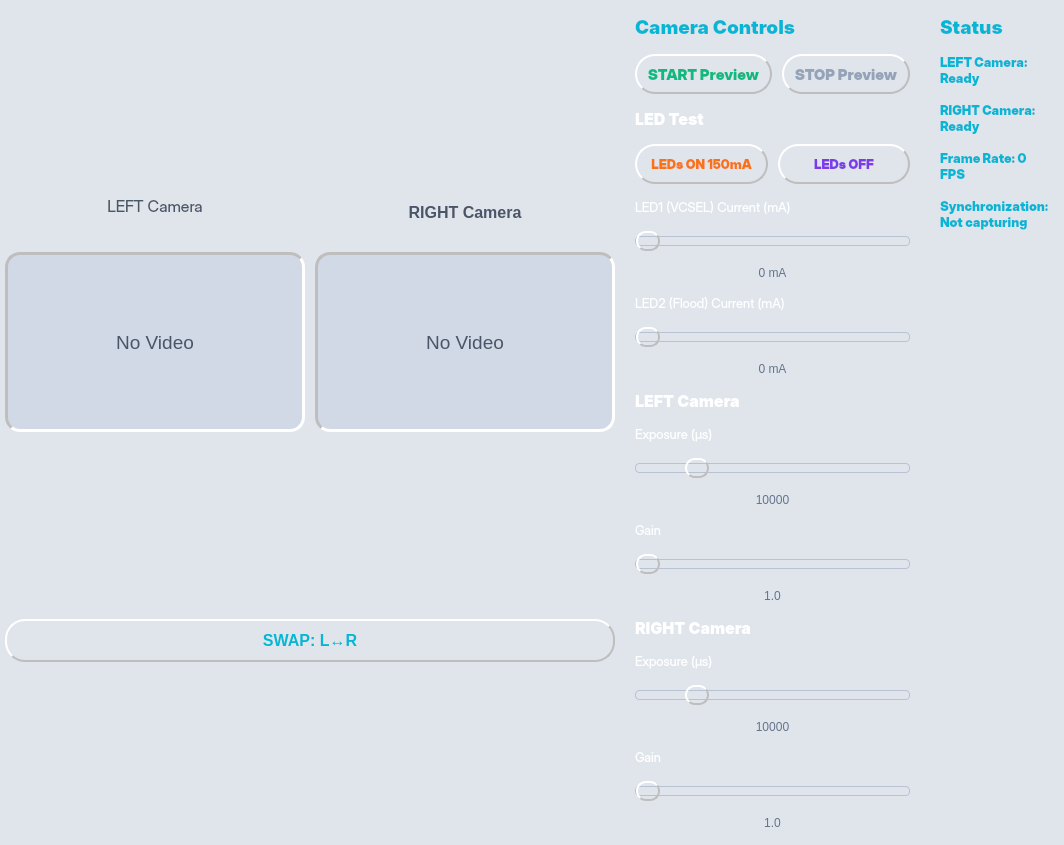
First picture: the form in src/gui/ui/camera_preview_widget.ui, repository SupernovaIndustries/unlook-standalone, before the edit.
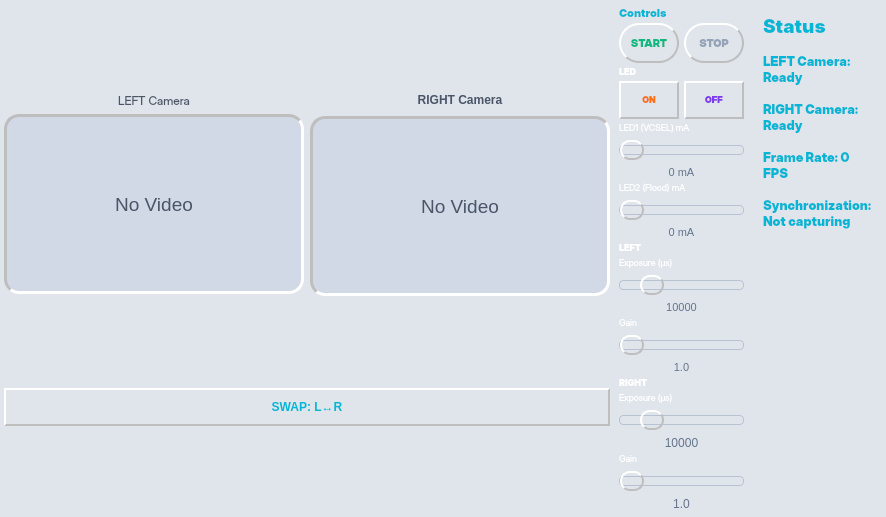
Second picture: the form after the edit.

Commit message: GUI REFINEMENT: Optimize sliders and buttons visibility for 800x400 display

The edit to the form file:
```diff
--- a/src/gui/ui/camera_preview_widget.ui
+++ b/src/gui/ui/camera_preview_widget.ui
@@ -59,34 +59,34 @@
   </property>
   <layout class="QHBoxLayout" name="main_layout">
    <property name="spacing">
-    <number>10</number>
+    <number>6</number>
    </property>
    <property name="leftMargin">
-    <number>5</number>
+    <number>4</number>
    </property>
    <property name="topMargin">
-    <number>5</number>
+    <number>4</number>
    </property>
    <property name="rightMargin">
-    <number>5</number>
+    <number>4</number>
    </property>
    <property name="bottomMargin">
-    <number>5</number>
+    <number>4</number>
    </property>
    <item>
     <layout class="QVBoxLayout" name="preview_layout">
      <property name="spacing">
-      <number>10</number>
+      <number>6</number>
      </property>
      <item>
       <layout class="QHBoxLayout" name="cameras_layout" stretch="1,0">
        <property name="spacing">
-        <number>10</number>
+        <number>6</number>
        </property>
        <item>
         <layout class="QVBoxLayout" name="left_camera_layout">
          <property name="spacing">
-          <number>22</number>
+          <number>4</number>
          </property>
          <property name="sizeConstraint">
           <enum>QLayout::SetMinimumSize</enum>
@@ -96,13 +96,13 @@
            <property name="maximumSize">
             <size>
              <width>300</width>
-             <height>60</height>
+             <height>20</height>
             </size>
            </property>
            <property name="font">
             <font>
              <family>Inter Display</family>
-             <pointsize>12</pointsize>
+             <pointsize>9</pointsize>
              <bold>false</bold>
             </font>
            </property>
@@ -170,12 +170,12 @@
            <property name="maximumSize">
             <size>
              <width>300</width>
-             <height>60</height>
+             <height>20</height>
             </size>
            </property>
            <property name="font">
             <font>
-             <pointsize>12</pointsize>
+             <pointsize>9</pointsize>
              <bold>true</bold>
             </font>
            </property>
@@ -236,13 +236,13 @@
       <widget class="QPushButton" name="swap_cameras_button">
        <property name="minimumSize">
         <size>
-         <width>120</width>
-         <height>40</height>
+         <width>100</width>
+         <height>36</height>
         </size>
        </property>
        <property name="font">
         <font>
-         <pointsize>12</pointsize>
+         <pointsize>9</pointsize>
          <bold>true</bold>
         </font>
        </property>
@@ -291,26 +291,26 @@
    <item>
     <layout class="QVBoxLayout" name="controls_layout">
      <property name="spacing">
-      <number>15</number>
+      <number>3</number>
      </property>
      <property name="leftMargin">
-      <number>10</number>
+      <number>3</number>
      </property>
      <property name="topMargin">
-      <number>10</number>
+      <number>2</number>
      </property>
      <property name="rightMargin">
-      <number>10</number>
+      <number>3</number>
      </property>
      <property name="bottomMargin">
-      <number>10</number>
+      <number>2</number>
      </property>
      <item>
       <widget class="QLabel" name="controls_title">
        <property name="font">
         <font>
          <family>Inter Black</family>
-         <pointsize>14</pointsize>
+         <pointsize>8</pointsize>
          <bold>true</bold>
         </font>
        </property>
@@ -319,27 +319,33 @@
 font-weight: 700;</string>
        </property>
        <property name="text">
-        <string>Camera Controls</string>
+        <string>Controls</string>
        </property>
       </widget>
      </item>
      <item>
       <layout class="QHBoxLayout" name="capture_buttons_layout">
        <property name="spacing">
-        <number>10</number>
+        <number>5</number>
        </property>
        <item>
         <widget class="QPushButton" name="start_capture_button">
          <property name="minimumSize">
           <size>
-           <width>0</width>
+           <width>60</width>
            <height>40</height>
           </size>
          </property>
+         <property name="maximumSize">
+          <size>
+           <width>80</width>
+           <height>45</height>
+          </size>
+         </property>
          <property name="font">
           <font>
            <family>Inter Display</family>
-           <pointsize>11</pointsize>
+           <pointsize>8</pointsize>
            <bold>false</bold>
           </font>
          </property>
@@ -379,7 +385,7 @@
 }</string>
          </property>
          <property name="text">
-          <string>START Preview</string>
+          <string>START</string>
          </property>
         </widget>
        </item>
@@ -390,14 +396,20 @@
          </property>
          <property name="minimumSize">
           <size>
-           <width>0</width>
+           <width>60</width>
            <height>40</height>
           </size>
          </property>
+         <property name="maximumSize">
+          <size>
+           <width>80</width>
+           <height>45</height>
+          </size>
+         </property>
          <property name="font">
           <font>
            <family>Inter Display</family>
-           <pointsize>11</pointsize>
+           <pointsize>8</pointsize>
            <bold>false</bold>
           </font>
          </property>
@@ -442,7 +454,7 @@
 }</string>
          </property>
          <property name="text">
-          <string>STOP Preview</string>
+          <string>STOP</string>
          </property>
         </widget>
        </item>
@@ -453,7 +465,7 @@
        <property name="font">
         <font>
          <family>Inter Black</family>
-         <pointsize>12</pointsize>
+         <pointsize>7</pointsize>
          <bold>true</bold>
         </font>
        </property>
@@ -461,27 +473,33 @@
         <string notr="true">color: #FFFFFF;</string>
        </property>
        <property name="text">
-        <string>LED Test</string>
+        <string>LED</string>
        </property>
       </widget>
      </item>
      <item>
       <layout class="QHBoxLayout" name="led_test_buttons_layout">
        <property name="spacing">
-        <number>10</number>
+        <number>5</number>
        </property>
        <item>
         <widget class="QPushButton" name="led_test_on_button">
          <property name="minimumSize">
           <size>
-           <width>0</width>
-           <height>40</height>
+           <width>60</width>
+           <height>38</height>
+          </size>
+         </property>
+         <property name="maximumSize">
+          <size>
+           <width>80</width>
+           <height>42</height>
           </size>
          </property>
          <property name="font">
           <font>
            <family>Inter Display</family>
-           <pointsize>10</pointsize>
+           <pointsize>7</pointsize>
            <bold>false</bold>
           </font>
          </property>
@@ -521,7 +539,7 @@
 }</string>
          </property>
          <property name="text">
-          <string>LEDs ON 150mA</string>
+          <string>ON</string>
          </property>
         </widget>
        </item>
@@ -529,14 +547,20 @@
         <widget class="QPushButton" name="led_test_off_button">
          <property name="minimumSize">
           <size>
-           <width>0</width>
-           <height>40</height>
+           <width>60</width>
+           <height>38</height>
+          </size>
+         </property>
+         <property name="maximumSize">
+          <size>
+           <width>80</width>
+           <height>42</height>
           </size>
          </property>
          <property name="font">
           <font>
            <family>Inter Display</family>
-           <pointsize>10</pointsize>
+           <pointsize>7</pointsize>
            <bold>false</bold>
           </font>
          </property>
@@ -576,7 +600,7 @@
 }</string>
          </property>
          <property name="text">
-          <string>LEDs OFF</string>
+          <string>OFF</string>
          </property>
         </widget>
        </item>
@@ -585,21 +609,21 @@
      <item>
       <layout class="QVBoxLayout" name="led1_current_layout">
        <property name="spacing">
-        <number>10</number>
+        <number>2</number>
        </property>
        <item>
         <widget class="QLabel" name="led1_current_label">
          <property name="font">
           <font>
            <family>Inter Display</family>
-           <pointsize>10</pointsize>
+           <pointsize>7</pointsize>
           </font>
          </property>
          <property name="styleSheet">
           <string notr="true">color: #FFFFFF;</string>
          </property>
          <property name="text">
-          <string>LED1 (VCSEL) Current (mA)</string>
+          <string>LED1 (VCSEL) mA</string>
          </property>
         </widget>
        </item>
@@ -607,7 +631,13 @@
         <widget class="QSlider" name="led1_current_slider">
          <property name="minimumSize">
           <size>
-           <width>0</width>
+           <width>120</width>
+           <height>28</height>
+          </size>
+         </property>
+         <property name="maximumSize">
+          <size>
+           <width>160</width>
            <height>30</height>
           </size>
          </property>
@@ -629,7 +659,7 @@
         <widget class="QLabel" name="led1_current_value">
          <property name="font">
           <font>
-           <pointsize>9</pointsize>
+           <pointsize>8</pointsize>
           </font>
          </property>
          <property name="styleSheet">
@@ -648,21 +678,21 @@
      <item>
       <layout class="QVBoxLayout" name="led2_current_layout">
        <property name="spacing">
-        <number>10</number>
+        <number>2</number>
        </property>
        <item>
         <widget class="QLabel" name="led2_current_label">
          <property name="font">
           <font>
            <family>Inter Display</family>
-           <pointsize>10</pointsize>
+           <pointsize>7</pointsize>
           </font>
          </property>
          <property name="styleSheet">
           <string notr="true">color: #FFFFFF;</string>
          </property>
          <property name="text">
-          <string>LED2 (Flood) Current (mA)</string>
+          <string>LED2 (Flood) mA</string>
          </property>
         </widget>
        </item>
@@ -670,7 +700,13 @@
         <widget class="QSlider" name="led2_current_slider">
          <property name="minimumSize">
           <size>
-           <width>0</width>
+           <width>120</width>
+           <height>28</height>
+          </size>
+         </property>
+         <property name="maximumSize">
+          <size>
+           <width>160</width>
            <height>30</height>
           </size>
          </property>
@@ -692,7 +728,7 @@
         <widget class="QLabel" name="led2_current_value">
          <property name="font">
           <font>
-           <pointsize>9</pointsize>
+           <pointsize>8</pointsize>
           </font>
          </property>
          <property name="styleSheet">
@@ -713,7 +749,7 @@
        <property name="font">
         <font>
          <family>Inter Black</family>
-         <pointsize>12</pointsize>
+         <pointsize>7</pointsize>
          <bold>true</bold>
         </font>
        </property>
@@ -721,14 +757,14 @@
         <string notr="true">color: #FFFFFF;</string>
        </property>
        <property name="text">
-        <string>LEFT Camera</string>
+        <string>LEFT</string>
        </property>
       </widget>
      </item>
      <item>
       <layout class="QVBoxLayout" name="left_exposure_layout">
        <property name="spacing">
-        <number>10</number>
+        <number>2</number>
        </property>
        <property name="leftMargin">
         <number>0</number>
@@ -747,7 +783,7 @@
          <property name="font">
           <font>
            <family>Inter Display</family>
-           <pointsize>10</pointsize>
+           <pointsize>7</pointsize>
           </font>
          </property>
          <property name="styleSheet">
@@ -762,7 +798,13 @@
         <widget class="QSlider" name="left_exposure_slider">
          <property name="minimumSize">
           <size>
-           <width>0</width>
+           <width>120</width>
+           <height>28</height>
+          </size>
+         </property>
+         <property name="maximumSize">
+          <size>
+           <width>160</width>
            <height>30</height>
           </size>
          </property>
@@ -784,7 +826,7 @@
         <widget class="QLabel" name="left_exposure_value">
          <property name="font">
           <font>
-           <pointsize>9</pointsize>
+           <pointsize>8</pointsize>
           </font>
          </property>
          <property name="styleSheet">
@@ -803,7 +845,7 @@
      <item>
       <layout class="QVBoxLayout" name="left_gain_layout">
        <property name="spacing">
-        <number>10</number>
+        <number>2</number>
        </property>
        <property name="leftMargin">
         <number>0</number>
@@ -822,7 +864,7 @@
          <property name="font">
           <font>
            <family>Inter Display</family>
-           <pointsize>10</pointsize>
+           <pointsize>7</pointsize>
           </font>
          </property>
          <property name="styleSheet">
@@ -837,7 +879,13 @@
         <widget class="QSlider" name="left_gain_slider">
          <property name="minimumSize">
           <size>
-           <width>0</width>
+           <width>120</width>
+           <height>28</height>
+          </size>
+         </property>
+         <property name="maximumSize">
+          <size>
+           <width>160</width>
            <height>30</height>
           </size>
          </property>
@@ -859,7 +907,7 @@
         <widget class="QLabel" name="left_gain_value">
          <property name="font">
           <font>
-           <pointsize>9</pointsize>
+           <pointsize>8</pointsize>
           </font>
          </property>
          <property name="styleSheet">
@@ -880,7 +928,7 @@
        <property name="font">
         <font>
          <family>Inter Black</family>
-         <pointsize>12</pointsize>
+         <pointsize>7</pointsize>
          <bold>true</bold>
         </font>
        </property>
@@ -888,14 +936,14 @@
         <string notr="true">color: #FFFFFF;</string>
        </property>
        <property name="text">
-        <string>RIGHT Camera</string>
+        <string>RIGHT</string>
        </property>
       </widget>
      </item>
      <item>
       <layout class="QVBoxLayout" name="right_exposure_layout">
        <property name="spacing">
-        <number>10</number>
+        <number>2</number>
        </property>
        <property name="leftMargin">
         <number>0</number>
@@ -914,7 +962,7 @@
          <property name="font">
           <font>
            <family>Inter Display</family>
-           <pointsize>10</pointsize>
+           <pointsize>7</pointsize>
           </font>
          </property>
          <property name="styleSheet">
@@ -929,7 +977,13 @@
         <widget class="QSlider" name="right_exposure_slider">
          <property name="minimumSize">
           <size>
-           <width>0</width>
+           <width>120</width>
+           <height>28</height>
+          </size>
+         </property>
+         <property name="maximumSize">
+          <size>
+           <width>160</width>
            <height>30</height>
           </size>
          </property>
@@ -970,7 +1024,7 @@
      <item>
       <layout class="QVBoxLayout" name="right_gain_layout">
        <property name="spacing">
-        <number>10</number>
+        <number>2</number>
        </property>
        <property name="leftMargin">
         <number>0</number>
@@ -989,7 +1043,7 @@
          <property name="font">
           <font>
            <family>Inter Display</family>
-           <pointsize>10</pointsize>
+           <pointsize>7</pointsize>
           </font>
          </property>
          <property name="styleSheet">
@@ -1004,7 +1058,13 @@
         <widget class="QSlider" name="right_gain_slider">
          <property name="minimumSize">
           <size>
-           <width>0</width>
+           <width>120</width>
+           <height>28</height>
+          </size>
+         </property>
+         <property name="maximumSize">
+          <size>
+           <width>160</width>
            <height>30</height>
           </size>
          </property>
```
The commit also changes 1 other file.
